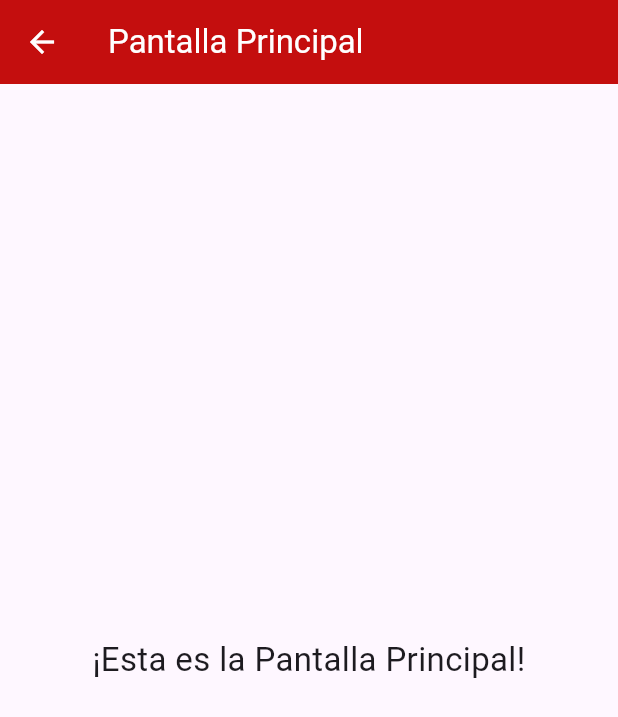
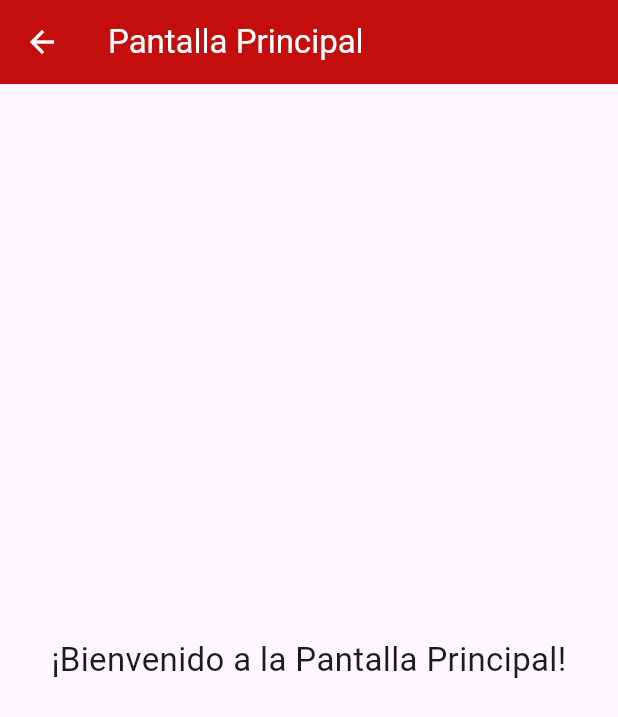
Before and after one commit to Fernando-Puc/GeoCam, a Flutter app: the HomeScreen screen opened directly, on a phone screen of 412 x 824 dp. Shown: the top 717 px of the screen. Run offline on Flutter 3.47's test engine with Material 3 defaults, Android fonts, the phone set to English and light mode, and no system bars.

Commit message:
cambios al main

```diff
--- a/geo_cam_app/lib/main.dart
+++ b/geo_cam_app/lib/main.dart
@@ -161,7 +161,7 @@ class HomeScreen extends StatelessWidget {
       ),
       body: const Center(
         child: Text(
-          '¡Esta es la Pantalla Principal!',
+          '¡Bienvenido a la Pantalla Principal!',
           style: TextStyle(fontSize: 22),
           textAlign: TextAlign.center,
         ),
```
